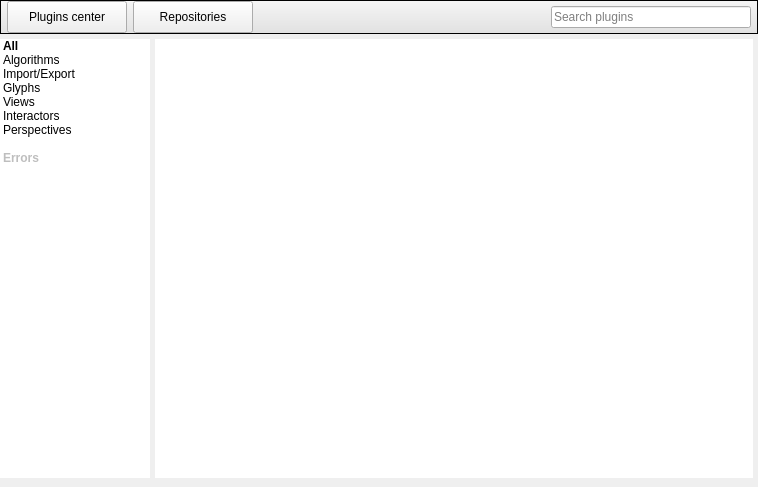
This is software/tulip/designer/PluginsCenter.ui in Tulip-Dev/tulip as Qt 5 draws it before an edit. The edited form follows.
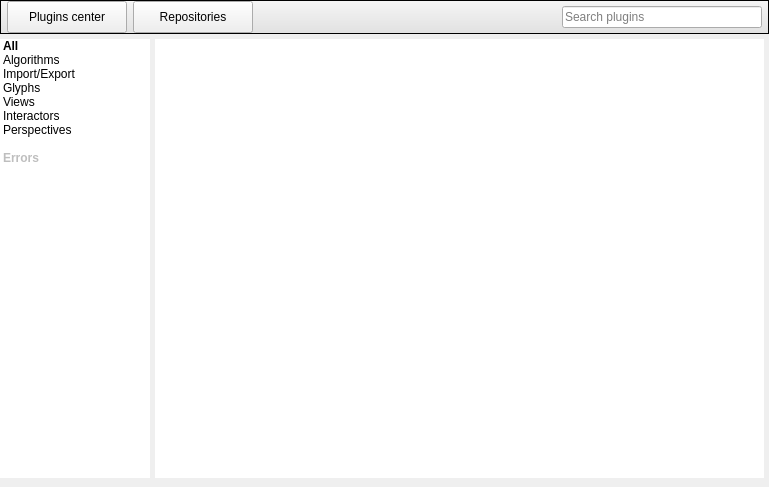
This is the edited form. The open tabs and pages were chosen to show the change. Icons and pictures are not drawn. Custom widgets are drawn as their Qt base class.

Commit message: also use material design icons for Tulip plugins

What changed in the file:
```diff
--- a/software/tulip/designer/PluginsCenter.ui
+++ b/software/tulip/designer/PluginsCenter.ui
@@ -6,7 +6,7 @@
    <rect>
     <x>0</x>
     <y>0</y>
-    <width>758</width>
+    <width>769</width>
     <height>487</height>
    </rect>
   </property>
@@ -592,8 +592,8 @@
              <rect>
               <x>0</x>
               <y>0</y>
-              <width>592</width>
-              <height>436</height>
+              <width>98</width>
+              <height>28</height>
              </rect>
             </property>
            </widget>
```
Left out of the diff: 50 changed lines with no effect on the pictures. The commit also changes 11 other files.
